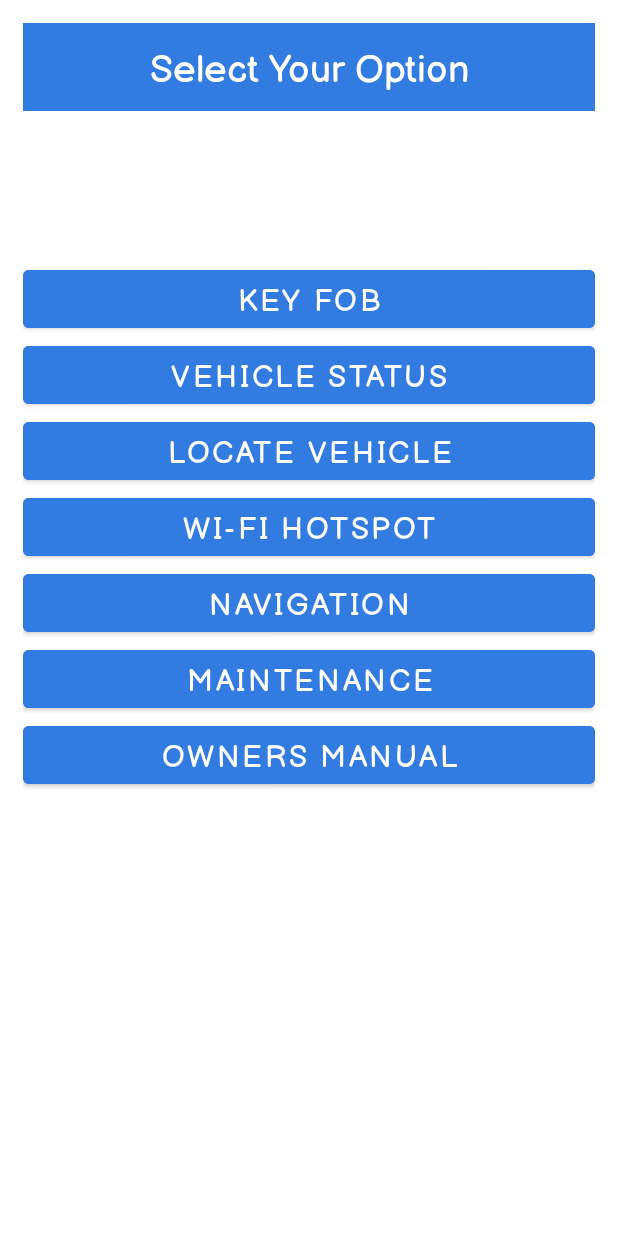
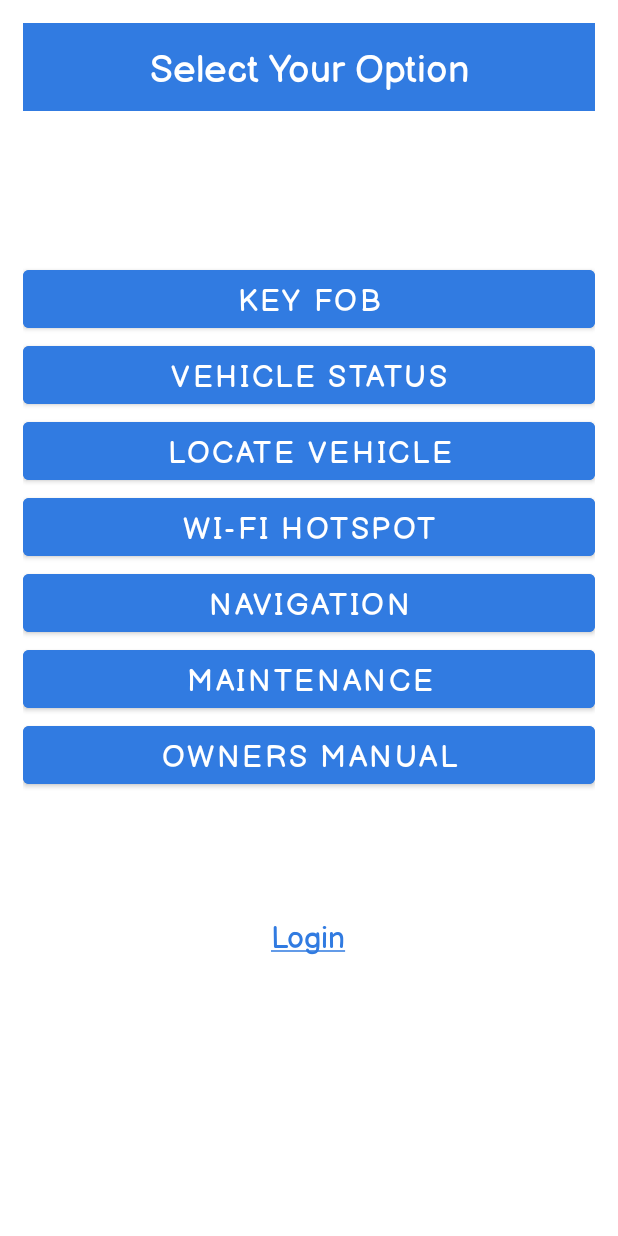
Before and after one commit to archnecro/InteractiveCarApp, an Android app: the screen it shows after launch (MainActivity), on a phone screen of 412 x 824 dp. Run offline under Robolectric (Android 15) with nearby library versions, the phone set to English and light mode, and no system bars.

Commit message:
Added clickable login textview

```diff
--- a/app/src/main/res/layout/activity_main.xml
+++ b/app/src/main/res/layout/activity_main.xml
@@ -66,13 +66,26 @@
         android:layout_height="wrap_content"
         android:text="Maintenance"
         style="@style/btnstyle"/>
+
     <Button
         android:id="@+id/btnUsrMan"
-        android:layout_centerHorizontal="true"
-        android:layout_below="@id/btnMaintain"
+        style="@style/btnstyle"
         android:layout_width="match_parent"
         android:layout_height="wrap_content"
-        android:text="Owners Manual"
-        style="@style/btnstyle"/>
+        android:layout_below="@id/btnMaintain"
+        android:layout_centerHorizontal="true"
+        android:layout_marginBottom="80dp"
+        android:text="Owners Manual" />
+
+    <TextView
+        android:layout_below="@id/btnUsrMan"
+        android:layout_centerHorizontal="true"
+        android:layout_width="wrap_content"
+        android:layout_height="wrap_content"
+        android:textColor="@color/babyblue"
+        android:text="@string/login"
+        android:textSize="20sp"
+        android:fontFamily="@font/balsamiqsans"
+        android:clickable="true"/>
 
 </RelativeLayout>
--- a/app/src/main/res/values/strings.xml
+++ b/app/src/main/res/values/strings.xml
@@ -1,3 +1,5 @@
 <resources>
     <string name="app_name">InteractiveCarApp</string>
+    <string name="login"><u>Login</u></string>
+    <string name="logout"><u>Logout</u></string>
 </resources>
```
